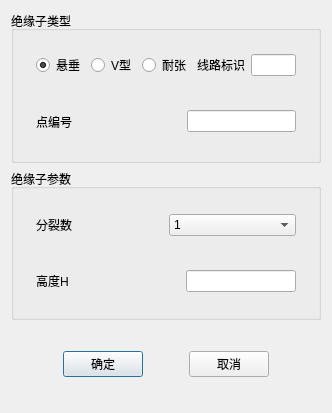
Before: the Qt Designer form TW/Interphase_spacer.ui in Shixuku/Tower-Visual, drawn with Qt 5.
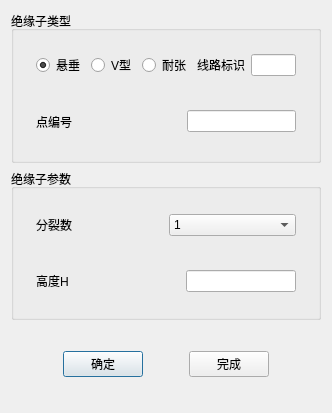
After: the same form once the commit is applied.

Patch:
```diff
--- a/TW/Interphase_spacer.ui
+++ b/TW/Interphase_spacer.ui
@@ -282,7 +282,7 @@
       <item>
        <widget class="QPushButton" name="btn_cancle">
         <property name="text">
-         <string>取消</string>
+         <string>完成</string>
         </property>
        </widget>
       </item>
```
